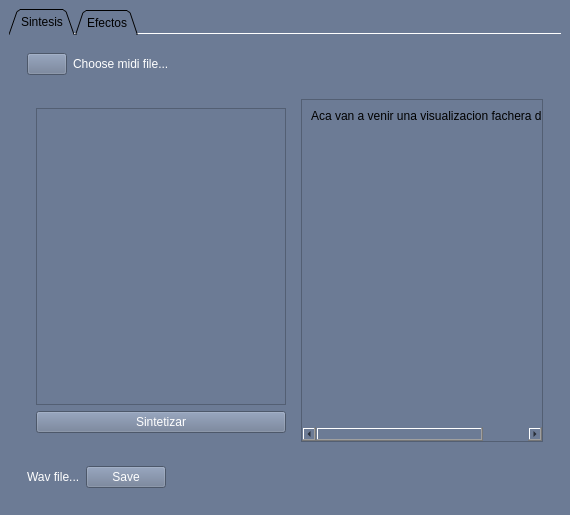
Qt form ProgramaPrincipal/FrontEnd/designer/main_window.ui (grupo-1-ASSD-E2/ASSD-TP2) before a commit.
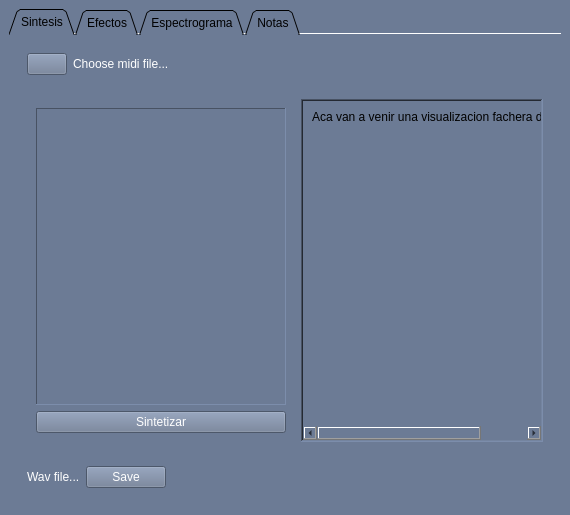
The same form after that commit. Icons and pictures are not drawn. Custom widgets are drawn as their Qt base class.

The edit to the form file:
```diff
--- a/ProgramaPrincipal/FrontEnd/designer/main_window.ui
+++ b/ProgramaPrincipal/FrontEnd/designer/main_window.ui
@@ -138,9 +138,18 @@
                 <property name="autoFillBackground">
                  <bool>true</bool>
                 </property>
+                <property name="frameShape">
+                 <enum>QFrame::Panel</enum>
+                </property>
+                <property name="sizeAdjustPolicy">
+                 <enum>QAbstractScrollArea::AdjustIgnored</enum>
+                </property>
                 <property name="widgetResizable">
                  <bool>true</bool>
                 </property>
+                <property name="alignment">
+                 <set>Qt::AlignLeading|Qt::AlignLeft|Qt::AlignTop</set>
+                </property>
                 <widget class="QWidget" name="track_setter">
                  <property name="geometry">
                   <rect>
@@ -204,6 +213,12 @@
            </item>
            <item>
             <widget class="QScrollArea" name="track_view">
+             <property name="frameShape">
+              <enum>QFrame::WinPanel</enum>
+             </property>
+             <property name="frameShadow">
+              <enum>QFrame::Sunken</enum>
+             </property>
              <property name="widgetResizable">
               <bool>true</bool>
              </property>
@@ -213,7 +228,7 @@
                 <x>0</x>
                 <y>0</y>
                 <width>274</width>
-                <height>326</height>
+                <height>324</height>
                </rect>
               </property>
               <layout class="QVBoxLayout" name="verticalLayout_3">
@@ -312,6 +327,16 @@
         <string>Efectos</string>
        </attribute>
       </widget>
+      <widget class="QWidget" name="tab">
+       <attribute name="title">
+        <string>Espectrograma</string>
+       </attribute>
+      </widget>
+      <widget class="QWidget" name="tab_2">
+       <attribute name="title">
+        <string>Notas</string>
+       </attribute>
+      </widget>
      </widget>
     </item>
    </layout>
```
Left out of the diff: 2 changed lines with no effect on the pictures.
